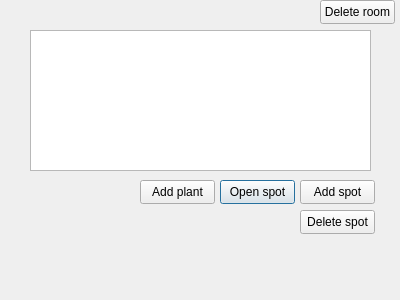
denzelxav/Plantfolio, file project/ui/room_view.ui: the form before one commit.
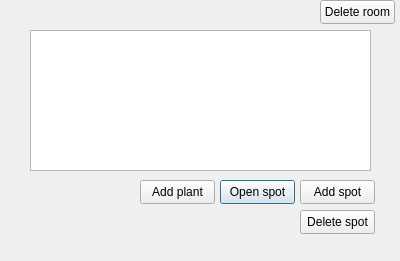
The form after the commit.

Diff of the .ui file:
```diff
--- a/project/ui/room_view.ui
+++ b/project/ui/room_view.ui
@@ -7,7 +7,7 @@
     <x>0</x>
     <y>0</y>
     <width>400</width>
-    <height>300</height>
+    <height>261</height>
    </rect>
   </property>
   <property name="windowTitle">
```
